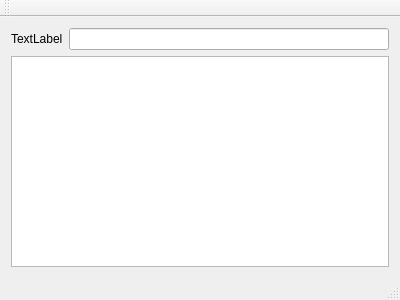
Qt form scratchpad.ui (stoyan-shopov/scratchpad) before a commit.
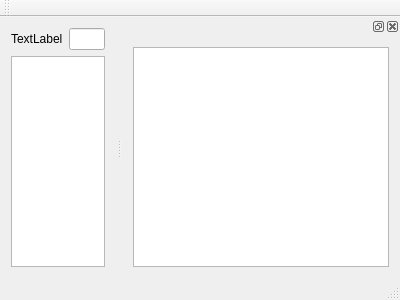
The same form after that commit.

Commit message: add a scratchpad docking window

The edit to the form file:
```diff
--- a/scratchpad.ui
+++ b/scratchpad.ui
@@ -53,6 +53,18 @@
    </attribute>
   </widget>
   <widget class="QStatusBar" name="statusBar"/>
+  <widget class="QDockWidget" name="dockWidgetScratchpad">
+   <attribute name="dockWidgetArea">
+    <number>2</number>
+   </attribute>
+   <widget class="QWidget" name="dockWidgetContents">
+    <layout class="QVBoxLayout" name="verticalLayout_2">
+     <item>
+      <widget class="QPlainTextEdit" name="plainTextEditScratchpad"/>
+     </item>
+    </layout>
+   </widget>
+  </widget>
  </widget>
  <layoutdefault spacing="6" margin="11"/>
  <resources/>
```
